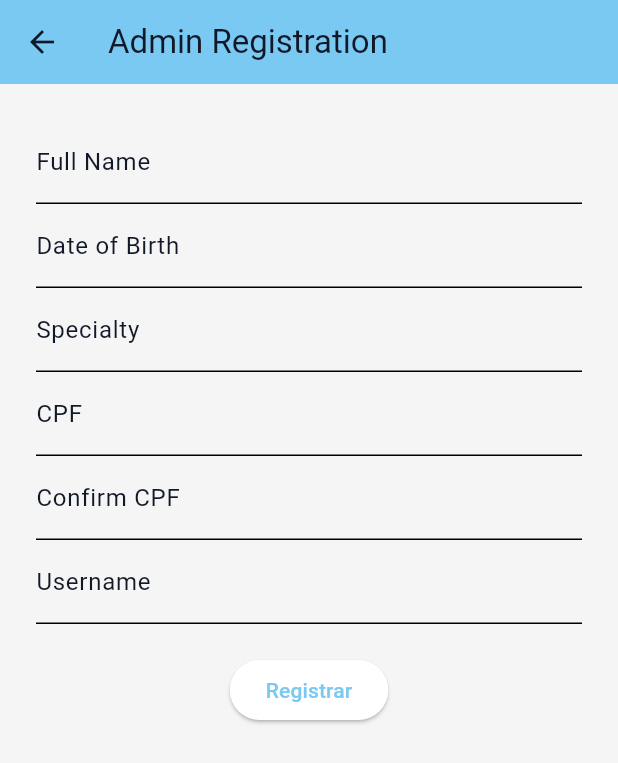
After one commit to EduFapro/new-cogni, a Flutter app: the AdminRegistrationScreen screen opened directly, on a phone screen of 412 x 824 dp. The commit adds this screen. Shown: the top 763 px of the screen. Run offline on Flutter 3.47's test engine with Material 3 defaults, Android fonts, the phone set to English and light mode, and no system bars; our stand-ins replace flutter_riverpod, flutter_svg, go_router.

Commit message:
Admin Registration WIP

```diff
--- /dev/null
+++ b/lib/features/admin_registration/admin_form.dart
@@ -0,0 +1,54 @@
+import 'package:flutter/material.dart';
+import 'package:flutter_riverpod/flutter_riverpod.dart';
+import 'admin_registration_provider.dart';
+
+class AdminForm extends ConsumerWidget {
+  const AdminForm({super.key});
+
+  @override
+  Widget build(BuildContext context, WidgetRef ref) {
+    final controller = ref.read(adminRegistrationControllerProvider);
+
+    return Form(
+      child: Column(
+        children: [
+          TextFormField(
+            controller: controller.fullNameController,
+            decoration: const InputDecoration(labelText: 'Full Name'),
+          ),
+          TextFormField(
+            controller: controller.dateOfBirthController,
+            decoration: const InputDecoration(labelText: 'Date of Birth'),
+          ),
+          TextFormField(
+            controller: controller.specialtyController,
+            decoration: const InputDecoration(labelText: 'Specialty'),
+          ),
+          TextFormField(
+            controller: controller.cpfOrNifController,
+            decoration: const InputDecoration(labelText: 'CPF'),
+          ),
+          TextFormField(
+            controller: controller.confirmCpfOrNifController,
+            decoration: const InputDecoration(labelText: 'Confirm CPF'),
+          ),
+          TextFormField(
+            controller: controller.usernameController,
+            decoration: const InputDecoration(labelText: 'Username'),
+            readOnly: true,
+          ),
+          const SizedBox(height: 20),
+          ElevatedButton(
+            onPressed: () {
+              // TODO: Chamar função de cadastro
+              ScaffoldMessenger.of(context).showSnackBar(
+                const SnackBar(content: Text('Usuário registrado!')),
+              );
+            },
+            child: const Text('Registrar'),
+          ),
+        ],
+      ),
+    );
+  }
+}
--- /dev/null
+++ b/lib/features/admin_registration/admin_registration_controller.dart
@@ -0,0 +1,19 @@
+import 'package:flutter/material.dart';
+
+class AdminRegistrationController {
+  final fullNameController = TextEditingController();
+  final dateOfBirthController = TextEditingController();
+  final specialtyController = TextEditingController();
+  final cpfOrNifController = TextEditingController();
+  final confirmCpfOrNifController = TextEditingController();
+  final usernameController = TextEditingController();
+
+  void dispose() {
+    fullNameController.dispose();
+    dateOfBirthController.dispose();
+    specialtyController.dispose();
+    cpfOrNifController.dispose();
+    confirmCpfOrNifController.dispose();
+    usernameController.dispose();
+  }
+}
--- /dev/null
+++ b/lib/features/admin_registration/admin_registration_provider.dart
@@ -0,0 +1,6 @@
+import 'package:flutter_riverpod/flutter_riverpod.dart';
+import 'admin_registration_controller.dart';
+
+final adminRegistrationControllerProvider = Provider(
+      (ref) => AdminRegistrationController(),
+);
--- /dev/null
+++ b/lib/features/admin_registration/admin_registration_screen.dart
@@ -0,0 +1,18 @@
+import 'package:flutter/material.dart';
+import 'package:flutter_riverpod/flutter_riverpod.dart';
+import 'admin_form.dart';
+
+class AdminRegistrationScreen extends ConsumerWidget {
+  const AdminRegistrationScreen({super.key});
+
+  @override
+  Widget build(BuildContext context, WidgetRef ref) {
+    return Scaffold(
+      appBar: AppBar(title: const Text('Admin Registration')),
+      body: const Padding(
+        padding: EdgeInsets.all(24.0),
+        child: AdminForm(),
+      ),
+    );
+  }
+}
--- a/lib/router.dart
+++ b/lib/router.dart
@@ -1,5 +1,6 @@
 import 'package:go_router/go_router.dart';
 
+import 'features/admin_registration/admin_registration_screen.dart';
 import 'features/home/home_screen.dart';
 import 'features/splash/splash_screen.dart';
 import 'features/welcome/welcome_screen.dart';
@@ -19,5 +20,9 @@ final router = GoRouter(
       path: '/home',
       builder: (_, __) => const HomeScreen(),
     ),
+    GoRoute(
+      path: '/',
+      builder: (_, __) => const AdminRegistrationScreen(),
+    ),
   ],
 );
```
